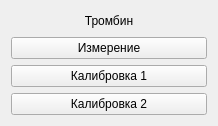
Above: choisedialog/ko4.ui from krang4d/Agrekola before the change. Below: the same form after it.
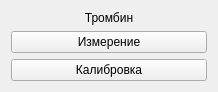
That is the form after the change.

Patch:
```diff
--- a/choisedialog/ko4.ui
+++ b/choisedialog/ko4.ui
@@ -7,7 +7,7 @@
     <x>0</x>
     <y>0</y>
     <width>218</width>
-    <height>126</height>
+    <height>91</height>
    </rect>
   </property>
   <property name="windowTitle">
@@ -42,23 +42,13 @@
      <item>
       <widget class="QPushButton" name="calibr1Button">
        <property name="text">
-        <string>Калибровка 1</string>
+        <string>Калибровка</string>
        </property>
        <property name="shortcut">
         <string>Ctrl+Return</string>
        </property>
       </widget>
      </item>
-     <item>
-      <widget class="QPushButton" name="calibr2Button">
-       <property name="text">
-        <string>Калибровка 2</string>
-       </property>
-       <property name="shortcut">
-        <string>Ctrl+Shift+Return</string>
-       </property>
-      </widget>
-     </item>
     </layout>
    </item>
   </layout>
```
